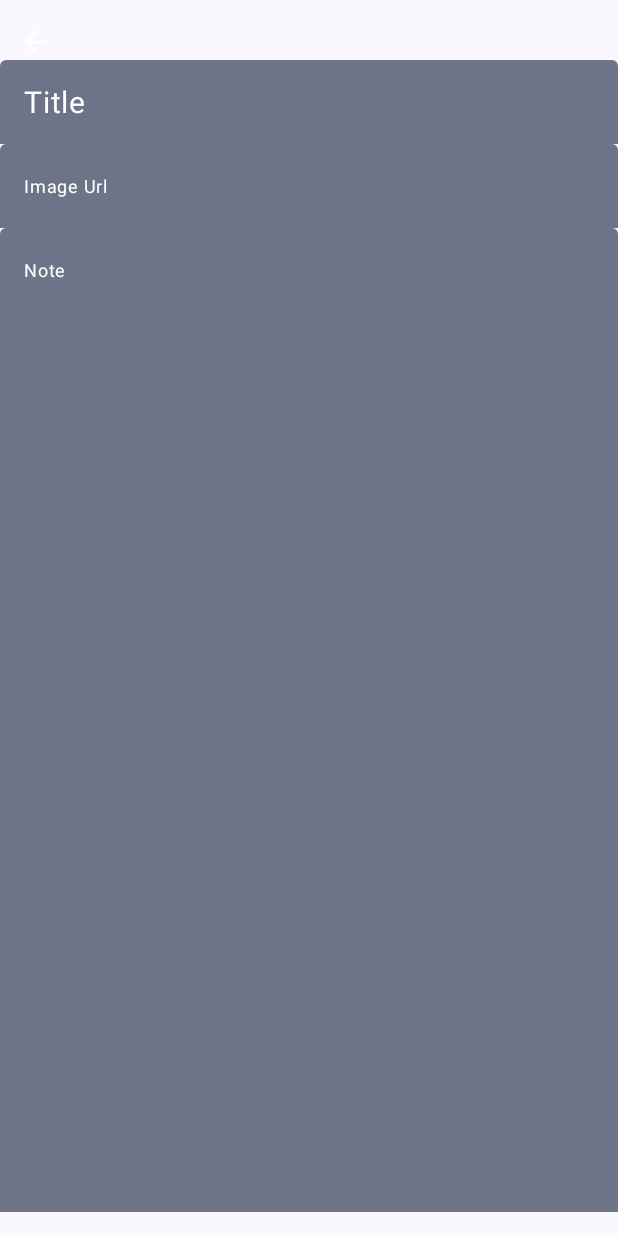
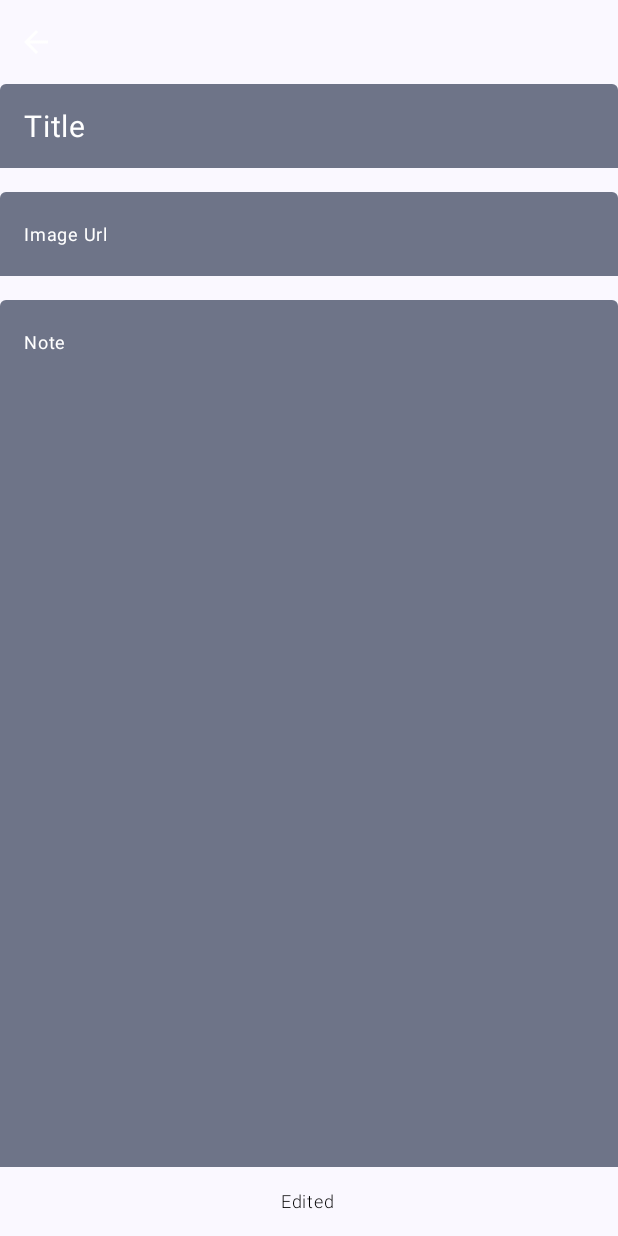
Before and after one commit to ozlembasabakar/NoteApp, an Android app built with Jetpack Compose: the screen it shows after launch (MainActivity), after a tap on "Filled.Add", on a phone screen of 412 x 824 dp. Run offline under Robolectric (Android 15) with nearby library versions, the phone set to English and light mode, and no system bars; our stand-ins replace Dagger/Hilt's generated code, Room's generated code, accompanist.

Commit message:
added editing date of the note.

```diff
--- a/app/src/main/java/com/task/noteapp/addoreditscreen/AddOrEditScreen.kt
+++ b/app/src/main/java/com/task/noteapp/addoreditscreen/AddOrEditScreen.kt
@@ -5,10 +5,7 @@ import android.content.res.Configuration
 import androidx.compose.foundation.background
 import androidx.compose.foundation.clickable
 import androidx.compose.foundation.interaction.MutableInteractionSource
-import androidx.compose.foundation.layout.Column
-import androidx.compose.foundation.layout.fillMaxSize
-import androidx.compose.foundation.layout.fillMaxWidth
-import androidx.compose.foundation.layout.padding
+import androidx.compose.foundation.layout.*
 import androidx.compose.foundation.text.KeyboardActions
 import androidx.compose.foundation.text.KeyboardOptions
 import androidx.compose.material.ripple.rememberRipple
@@ -27,6 +24,7 @@ import androidx.compose.ui.res.painterResource
 import androidx.compose.ui.res.stringResource
 import androidx.compose.ui.text.input.ImeAction
 import androidx.compose.ui.text.input.KeyboardType
+import androidx.compose.ui.text.style.TextAlign
 import androidx.compose.ui.tooling.preview.Preview
 import com.task.noteapp.R
 import com.task.noteapp.components.TextField
@@ -50,7 +48,8 @@ fun AddOrEditScreen(
             .fillMaxSize()
             .background(MaterialTheme.colorScheme.surface)
             .padding(vertical = AddOrEditScreenColumnVerticalPadding),
-        horizontalAlignment = Alignment.Start
+        horizontalAlignment = Alignment.Start,
+        verticalArrangement = Arrangement.spacedBy(AddOrEditScreenColumnVerticalPadding)
     ) {
         Icon(
             painter = painterResource(id = R.drawable.back_icon),
@@ -70,7 +69,8 @@ fun AddOrEditScreen(
 
         TextField(
             value = addOrEditModel.title,
-            modifier = Modifier.fillMaxWidth(),
+            modifier = Modifier
+                .fillMaxWidth(),
             textStyle = MaterialTheme.typography.headlineSmall,
             placeholder = {
                 Text(
@@ -114,7 +114,9 @@ fun AddOrEditScreen(
 
         TextField(
             value = addOrEditModel.note,
-            modifier = Modifier.fillMaxSize(),
+            modifier = Modifier
+                .weight(1f)
+                .fillMaxWidth(),
             placeholder = {
                 Text(
                     text = stringResource(R.string.note),
@@ -128,6 +130,13 @@ fun AddOrEditScreen(
             keyboardActions = KeyboardActions(
                 onNext = { focusManager.clearFocus() }
             ),
+        )
+        Text(
+            text = stringResource(id = R.string.edited) + " " + addOrEditModel.date.value,
+            modifier = Modifier
+                .fillMaxWidth(),
+            style = MaterialTheme.typography.displaySmall,
+            textAlign = TextAlign.Center
         )
     }
 }
--- a/app/src/main/java/com/task/noteapp/addoreditscreen/AddOrEditScreenViewModel.kt
+++ b/app/src/main/java/com/task/noteapp/addoreditscreen/AddOrEditScreenViewModel.kt
@@ -1,5 +1,6 @@
 package com.task.noteapp.addoreditscreen
 
+import android.os.Build
 import androidx.lifecycle.SavedStateHandle
 import androidx.lifecycle.ViewModel
 import androidx.lifecycle.viewModelScope
@@ -9,6 +10,9 @@ import com.task.noteapp.data.model.Note
 import dagger.hilt.android.lifecycle.HiltViewModel
 import kotlinx.coroutines.flow.MutableSharedFlow
 import kotlinx.coroutines.launch
+import java.time.LocalDateTime
+import java.time.format.DateTimeFormatter
+import java.time.format.FormatStyle
 import javax.inject.Inject
 
 @HiltViewModel
@@ -18,6 +22,16 @@ class AddOrEditScreenViewModel @Inject constructor(
 ) : ViewModel() {
 
     private val currentNoteId = savedStateHandle.get<Int>("id") ?: 0
+
+    private val currentDate: String = if (Build.VERSION.SDK_INT >= Build.VERSION_CODES.O) {
+        val dateTime = LocalDateTime.now()
+        val formatter = DateTimeFormatter.ofLocalizedDate(FormatStyle.MEDIUM)
+        val currentDate = dateTime.format(formatter)
+
+        currentDate
+    } else {
+        ""
+    }
 
     val addOrEditModel = AddOrEditModel()
 
@@ -36,6 +50,7 @@ class AddOrEditScreenViewModel @Inject constructor(
                         title = addOrEditModel.title.value,
                         imageUrl = addOrEditModel.imageUrl.value,
                         description = addOrEditModel.note.value,
+                        date = currentDate
                     )
                 )
             }
@@ -51,6 +66,7 @@ class AddOrEditScreenViewModel @Inject constructor(
                 addOrEditModel.title.value = note.title
                 addOrEditModel.imageUrl.value = note.imageUrl
                 addOrEditModel.note.value = note.description
+                addOrEditModel.date.value = currentDate
             }
         }
     }
--- a/app/src/main/java/com/task/noteapp/data/model/AddOrEditModel.kt
+++ b/app/src/main/java/com/task/noteapp/data/model/AddOrEditModel.kt
@@ -7,5 +7,6 @@ data class AddOrEditModel(
     val title: MutableState<String> = mutableStateOf(""),
     val imageUrl: MutableState<String> = mutableStateOf(""),
     val note: MutableState<String> = mutableStateOf(""),
+    val date: MutableState<String> = mutableStateOf(""),
     val isEdited: MutableState<Boolean> = mutableStateOf(false)
 )
--- a/app/src/main/java/com/task/noteapp/data/model/Note.kt
+++ b/app/src/main/java/com/task/noteapp/data/model/Note.kt
@@ -9,5 +9,6 @@ data class Note(
     val title: String = "",
     val description: String = "",
     val imageUrl: String = "",
-    val timestamp: Long = 0,
+    val date: String = "",
+    val isEdited: Boolean = false
 )
--- a/app/src/main/java/com/task/noteapp/notesscreen/NotesScreen.kt
+++ b/app/src/main/java/com/task/noteapp/notesscreen/NotesScreen.kt
@@ -3,9 +3,7 @@ package com.task.noteapp.notesscreen
 import android.annotation.SuppressLint
 import android.content.res.Configuration
 import android.util.Log
-import androidx.compose.foundation.layout.Spacer
 import androidx.compose.foundation.layout.fillMaxSize
-import androidx.compose.foundation.layout.height
 import androidx.compose.material3.*
 import androidx.compose.runtime.Composable
 import androidx.compose.ui.Modifier
@@ -14,7 +12,6 @@ import com.task.noteapp.RemoteDatasource
 import com.task.noteapp.components.Button
 import com.task.noteapp.components.NotesList
 import com.task.noteapp.data.model.Note
-import com.task.noteapp.theme.ListVerticalItemSpacing
 import com.task.noteapp.theme.NoteAppTheme
 
 @OptIn(ExperimentalMaterial3Api::class)
@@ -45,7 +42,6 @@ fun NotesScreen(
                 onDeleteNoteClick = onDeleteNoteClick,
                 onOpenNotesDetailClick = onOpenNotesDetailClick
             )
-            Spacer(modifier = Modifier.height(ListVerticalItemSpacing))
         }
     )
 }
--- a/app/src/main/java/com/task/noteapp/theme/Type.kt
+++ b/app/src/main/java/com/task/noteapp/theme/Type.kt
@@ -26,6 +26,13 @@ val Typography = Typography(
         fontWeight = FontWeight.Normal,
         fontSize = 12.sp,
         lineHeight = 20.sp,
-        letterSpacing = 0.5.sp
+        letterSpacing = 0.5.sp,
+    ),
+    displaySmall = TextStyle(
+        fontFamily = FontFamily.Default,
+        fontWeight = FontWeight.Light,
+        fontSize = 12.sp,
+        lineHeight = 20.sp,
+        letterSpacing = 0.5.sp,
     ),
 )
--- a/app/src/main/res/values/strings.xml
+++ b/app/src/main/res/values/strings.xml
@@ -3,4 +3,5 @@
     <string name="title">Title</string>
     <string name="imageUrl">Image Url</string>
     <string name="note">Note</string>
+    <string name="edited">Edited</string>
 </resources>
```
Also changed, not shown: app/src/main/java/com/task/noteapp/components/Card.kt (+10 -6 lines), app/src/main/res/drawable/trash_icon.xml (added, +13 -0 lines).
